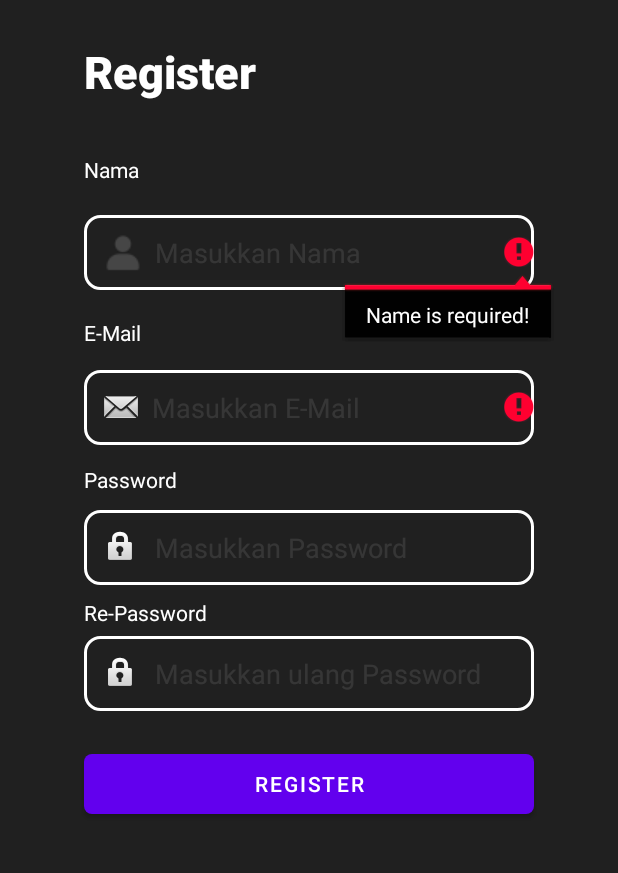
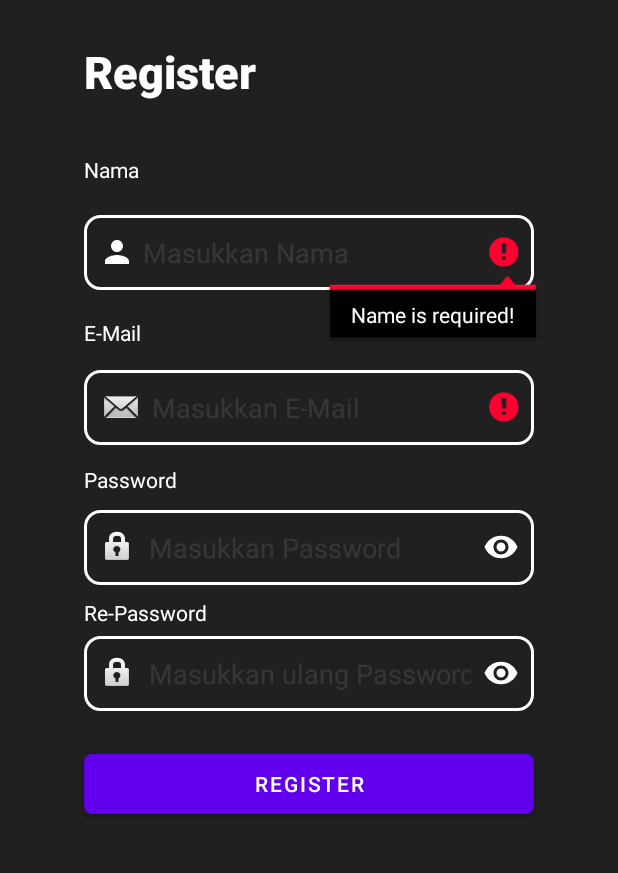
Before and after one commit to ahmadmm01/20200140140_Exe1_A, an Android app: the activity_register screen opened directly, with no data from a screen before it, after a tap on "REGISTER", on a phone screen of 412 x 824 dp, the part 355-1228 px from its top. Run offline under Robolectric (Android 15) with nearby library versions, the phone set to English and light mode, and no system bars.

Commit message:
Update design activity_register.xml

```diff
--- /dev/null
+++ b/app/src/main/res/drawable/ic_baseline_mail_24.xml
@@ -0,0 +1,5 @@
+<vector android:height="24dp" android:tint="#FFFFFF"
+    android:viewportHeight="24" android:viewportWidth="24"
+    android:width="24dp" xmlns:android="http://schemas.android.com/apk/res/android">
+    <path android:fillColor="@android:color/white" android:pathData="M20,4L4,4c-1.1,0 -1.99,0.9 -1.99,2L2,18c0,1.1 0.9,2 2,2h16c1.1,0 2,-0.9 2,-2L22,6c0,-1.1 -0.9,-2 -2,-2zM20,8l-8,5 -8,-5L4,6l8,5 8,-5v2z"/>
+</vector>
--- /dev/null
+++ b/app/src/main/res/drawable/ic_baseline_person_24.xml
@@ -0,0 +1,5 @@
+<vector android:height="24dp" android:tint="#FFFFFF"
+    android:viewportHeight="24" android:viewportWidth="24"
+    android:width="24dp" xmlns:android="http://schemas.android.com/apk/res/android">
+    <path android:fillColor="@android:color/white" android:pathData="M12,12c2.21,0 4,-1.79 4,-4s-1.79,-4 -4,-4 -4,1.79 -4,4 1.79,4 4,4zM12,14c-2.67,0 -8,1.34 -8,4v2h16v-2c0,-2.66 -5.33,-4 -8,-4z"/>
+</vector>
--- a/app/src/main/res/layout/activity_register.xml
+++ b/app/src/main/res/layout/activity_register.xml
@@ -54,11 +54,12 @@
         android:layout_width="300dp"
         android:layout_height="50dp"
         android:background="@drawable/textview_background"
-        android:drawableLeft="@drawable/icon_account"
+        android:drawableLeft="@drawable/ic_baseline_person_24"
         android:drawablePadding="5dp"
         android:ems="10"
         android:hint="@string/etNama_register"
         android:inputType="textPersonName|text"
+        android:padding="10dp"
         android:paddingLeft="10dp"
         android:textColor="#FFFFFF"
         android:textColorHint="#1AFFFFFF"
@@ -92,7 +93,7 @@
         android:ems="10"
         android:hint="@string/etEmail_register"
         android:inputType="textPersonName|text"
-        android:paddingLeft="10dp"
+        android:padding="10dp"
         android:textColor="#FFFFFF"
         android:textColorHint="#1AFFFFFF"
         app:layout_constraintBottom_toBottomOf="parent"
@@ -121,11 +122,12 @@
         android:layout_height="50dp"
         android:background="@drawable/textview_background"
         android:drawableLeft="@android:drawable/ic_lock_idle_lock"
-        android:drawablePadding="10dp"
+        android:drawableRight="@drawable/ic_baseline_visibility_24"
+        android:drawablePadding="8dp"
         android:ems="10"
         android:hint="@string/etPassword_register"
         android:inputType="textPersonName|text|textPassword"
-        android:paddingLeft="12dp"
+        android:padding="10dp"
         android:password="true"
         android:textColor="#FFFFFF"
         android:textColorHint="#1AFFFFFF"
@@ -155,11 +157,12 @@
         android:layout_height="50dp"
         android:background="@drawable/textview_background"
         android:drawableLeft="@android:drawable/ic_lock_idle_lock"
-        android:drawablePadding="10dp"
+        android:drawableRight="@drawable/ic_baseline_visibility_24"
+        android:drawablePadding="8dp"
         android:ems="10"
         android:hint="@string/etRePassword_register"
         android:inputType="textPersonName|text|textPassword"
-        android:paddingLeft="12dp"
+        android:padding="10dp"
         android:password="true"
         android:textColor="#FFFFFF"
         android:textColorHint="#1AFFFFFF"
```
